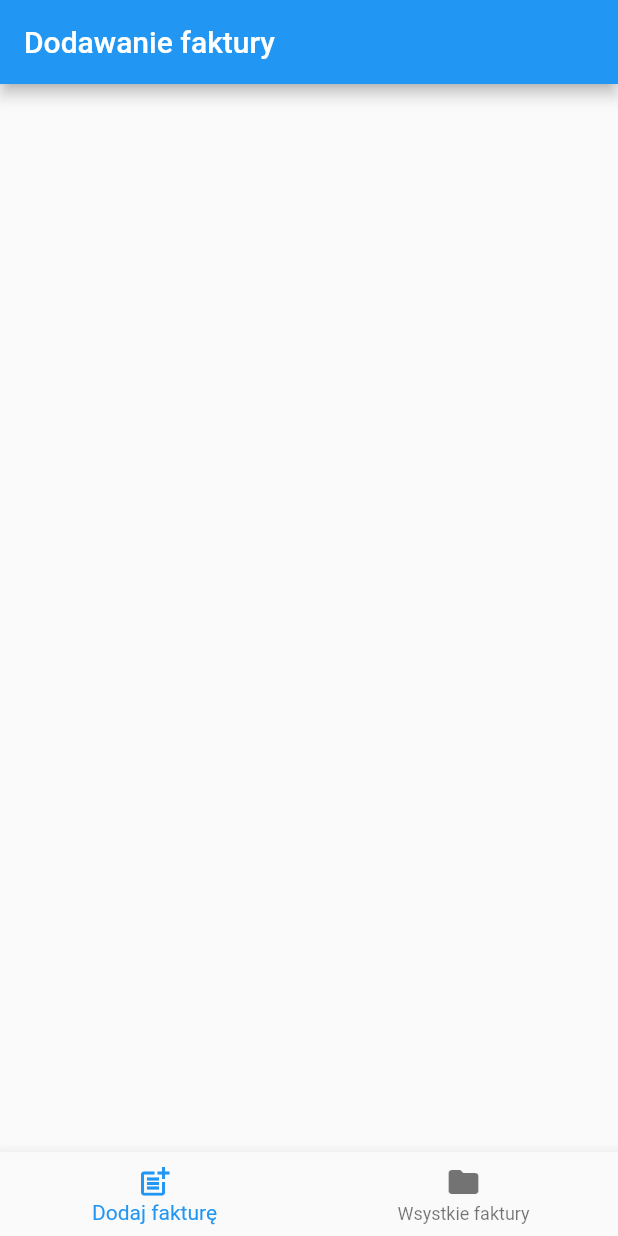
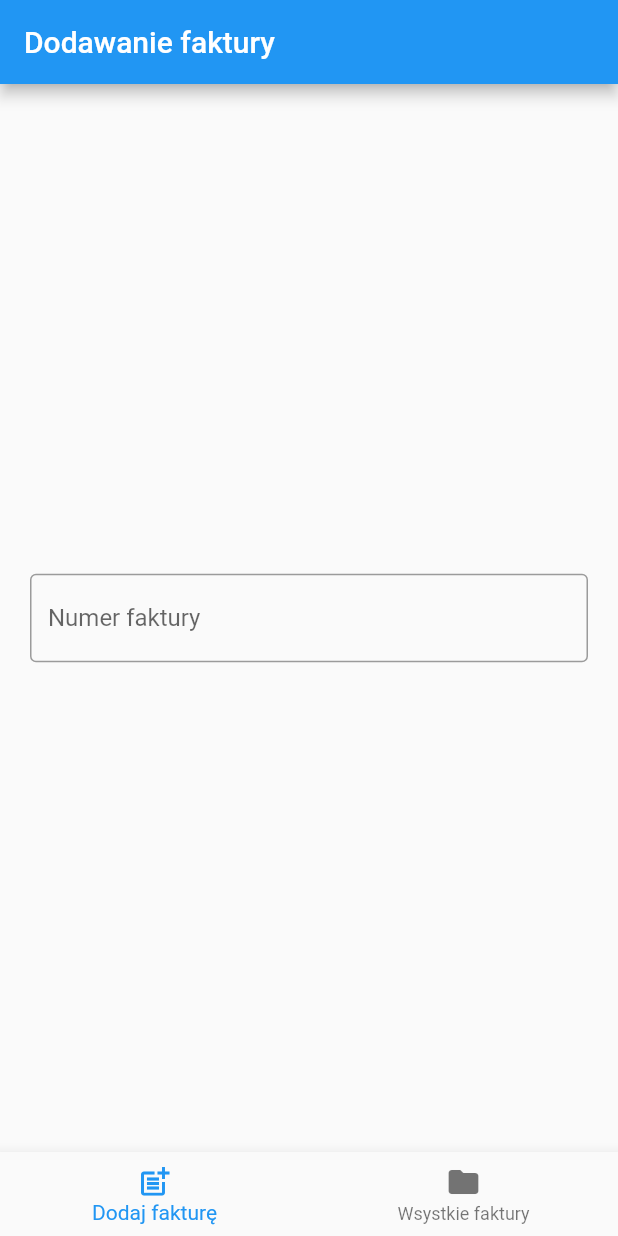
Before and after one commit to mgudalewicz/invoices, a Flutter app: the screen it shows after launch, on a phone screen of 412 x 824 dp. Run offline on Flutter 3.47's test engine with Material 2 defaults, Android fonts, the phone set to English and light mode, and no system bars; our stand-ins replace bloc, cloud_firestore, equatable, firebase_core, flutter_bloc, fluttertoast and 1 more; accounts and stored records are empty.

Commit message:
Add first text form field to add_invoice

```diff
--- a/lib/add_invoice/add_invoice.dart
+++ b/lib/add_invoice/add_invoice.dart
@@ -0,0 +1,48 @@
+import 'package:flutter/material.dart';
+import 'package:flutter_bloc/flutter_bloc.dart';
+import 'package:invoices/add_invoice/cubit/add_invoice_cubit.dart';
+import 'package:invoices/widgets/app_text_form_field.dart';
+
+class AddInvoicePage extends StatefulWidget {
+  const AddInvoicePage({
+    Key? key,
+  }) : super(key: key);
+
+  @override
+  State<AddInvoicePage> createState() => _AddInvoicePageState();
+}
+
+class _AddInvoicePageState extends State<AddInvoicePage> {
+  final controller = TextEditingController();
+  final GlobalKey<FormState> _formKey = GlobalKey<FormState>();
+  final GlobalKey<FormFieldState<String>> _invoiceNumberInputKey = GlobalKey<FormFieldState<String>>();
+
+
+  @override
+  Widget build(BuildContext context) {
+    return BlocProvider(
+        create: (context) => AddInvoiceCubit(),
+        child: BlocBuilder<AddInvoiceCubit, AddInvoiceState>(builder: (context, state) {
+          return Scaffold(
+            body: Center(
+              child: Form(
+                key: _formKey,
+                child: Column(
+                  mainAxisAlignment: MainAxisAlignment.center,
+                  children: <Widget>[
+                    Padding(
+                      padding: const EdgeInsets.all(20.0),
+                      child: AppTextFormField(
+                        formFieldKey: _invoiceNumberInputKey,
+                        labelText: 'Numer faktury',
+                        hintText: 'Podaj numer faktury',
+                      ),
+                    ),
+                  ],
+                ),
+              ),
+            ),
+          );
+        }));
+  }
+}
--- a/lib/home_page.dart
+++ b/lib/home_page.dart
@@ -1,4 +1,5 @@
 import 'package:flutter/material.dart';
+import 'package:invoices/add_invoice/add_invoice.dart';
 
 class HomePage extends StatefulWidget {
   const HomePage({super.key});
@@ -21,6 +22,12 @@ class _HomePageState extends State<HomePage> {
           appBar: AppBar(
             title: (Text(currentIndex == 0 ? 'Dodawanie faktury' : 'Twoje faktury')),
           ),
+          body: Builder(builder: (context) {
+            if (currentIndex == 0) {
+              return AddInvoicePage();
+            }
+            return SizedBox();
+          }),
           bottomNavigationBar: BottomNavigationBar(
             currentIndex: currentIndex,
             onTap: (newIndex) {
--- a/lib/service_locator.dart
+++ b/lib/service_locator.dart
@@ -1,6 +1,7 @@
 import 'package:cloud_firestore/cloud_firestore.dart';
 import 'package:get_it/get_it.dart';
 import 'package:invoices/data_providers/invoices_data_provider.dart';
+import 'package:invoices/manager/invoices_data_manager.dart';
 
 final sl = GetIt.instance;
 
@@ -10,4 +11,7 @@ void configureDepenedencies() {
 
   //Provider
   sl.registerFactory(() => InvoicesDataProvider());
+
+  //Manager
+  sl.registerFactory(() => InvoicesDataManager());
 }
--- /dev/null
+++ b/lib/widgets/app_text_form_field.dart
@@ -0,0 +1,39 @@
+import 'package:flutter/material.dart';
+
+class AppTextFormField extends StatelessWidget {
+  const AppTextFormField({
+    Key? key,
+    required this.formFieldKey,
+    required this.labelText,
+    required this.hintText,
+    this.onChanged,
+    this.keyboardType = TextInputType.text,
+  }) : super(key: key);
+
+  final GlobalKey<FormFieldState<String>>? formFieldKey;
+  final TextInputType keyboardType;
+  final String labelText;
+  final String hintText;
+  final ValueChanged<String>? onChanged;
+
+  @override
+  Widget build(BuildContext context) {
+    return TextFormField(
+      maxLines: null,
+      keyboardType: keyboardType,
+      validator: (value) {
+        if (value == null || value.isEmpty) {
+          return 'Pole nie może być puste';
+        }
+        return null;
+      },
+      decoration: InputDecoration(
+        border: const OutlineInputBorder(),
+        labelText: labelText,
+        hintText: hintText,
+      ),
+      key: formFieldKey,
+      onChanged: onChanged,
+    );
+  }
+}
```
